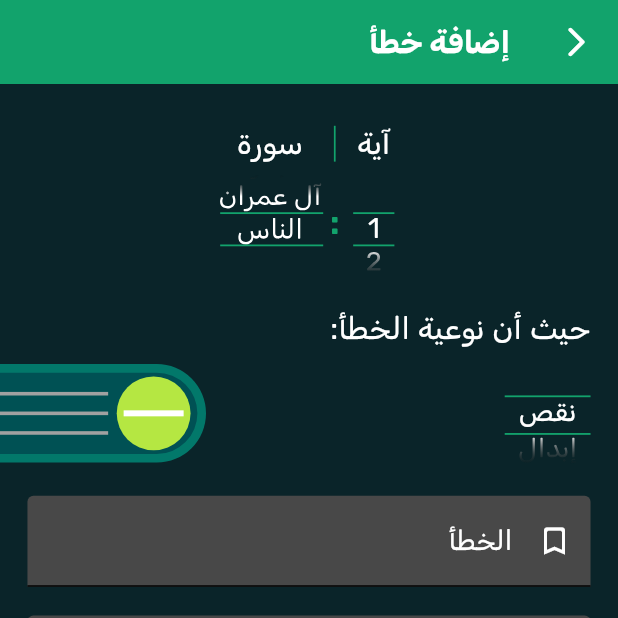
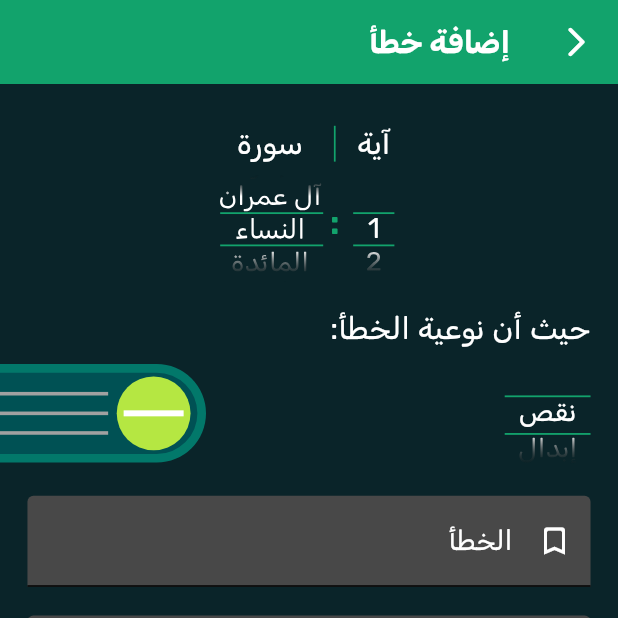
Before and after one commit to Kawarem/tadaruk.kawarem, a Flutter app: the AddMistakeScreen screen opened directly, scrolled down 64 dp, on a phone screen of 412 x 824 dp, the top half of it. Run offline on Flutter 3.47's test engine with Material 3 defaults, Android fonts, the phone set to English and light mode, and no system bars; our stand-ins replace bloc, equatable, flutter_bloc, flutter_screenutil, flutter_svg, get and 2 more; accounts and stored records are empty; statements that could not run were skipped.

Commit message:
Add Surahs data

```diff
--- /dev/null
+++ b/lib/constants/data.dart
@@ -0,0 +1,233 @@
+List<String> quranSurahNames = [
+  'الفاتحة',
+  'البقرة',
+  'آل عمران',
+  'النساء',
+  'المائدة',
+  'الأنعام',
+  'الأعراف',
+  'الأنفال',
+  'التوبة',
+  'يونس',
+  'هود',
+  'يوسف',
+  'الرعد',
+  'إبراهيم',
+  'الحجر',
+  'النحل',
+  'الإسراء',
+  'الكهف',
+  'مريم',
+  'طه',
+  'الأنبياء',
+  'الحج',
+  'المؤمنون',
+  'النور',
+  'الفرقان',
+  'الشعراء',
+  'النمل',
+  'القصص',
+  'العنكبوت',
+  'الروم',
+  'لقمان',
+  'السجدة',
+  'الأحزاب',
+  'سبأ',
+  'فاطر',
+  'يس',
+  'الصافات',
+  'ص',
+  'الزمر',
+  'غافر',
+  'فصلت',
+  'الشورى',
+  'الزخرف',
+  'الدخان',
+  'الجاثية',
+  'الأحقاف',
+  'محمد',
+  'الفتح',
+  'الحجرات',
+  'ق',
+  'الذاريات',
+  'الطور',
+  'النجم',
+  'القمر',
+  'الرحمن',
+  'الواقعة',
+  'الحديد',
+  'المجادلة',
+  'الحشر',
+  'الممتحنة',
+  'الصف',
+  'الجمعة',
+  'المنافقون',
+  'التغابن',
+  'الطلاق',
+  'التحريم',
+  'الملك',
+  'القلم',
+  'الحاقة',
+  'المعارج',
+  'نوح',
+  'الجن',
+  'المزمل',
+  'المدثر',
+  'القيامة',
+  'الإنسان',
+  'المرسلات',
+  'النبأ',
+  'النازعات',
+  'عبس',
+  'التكوير',
+  'الانفطار',
+  'المطففين',
+  'الانشقاق',
+  'البروج',
+  'الطارق',
+  'الأعلى',
+  'الغاشية',
+  'الفجر',
+  'البلد',
+  'الشمس',
+  'الليل',
+  'الضحى',
+  'الشرح',
+  'التين',
+  'العلق',
+  'القدر',
+  'البينة',
+  'الزلزلة',
+  'العاديات',
+  'القارعة',
+  'التكاثر',
+  'العصر',
+  'الهمزة',
+  'الفيل',
+  'قريش',
+  'الماعون',
+  'الكوثر',
+  'الكافرون',
+  'النصر',
+  'المسد',
+  'الإخلاص',
+  'الفلق',
+  'الناس',
+];
+
+List<int> quranSurahVerses = [
+  7,
+  286,
+  200,
+  176,
+  120,
+  165,
+  206,
+  75,
+  129,
+  109,
+  123,
+  111,
+  43,
+  52,
+  99,
+  128,
+  111,
+  110,
+  98,
+  135,
+  112,
+  78,
+  118,
+  64,
+  77,
+  227,
+  93,
+  88,
+  69,
+  60,
+  34,
+  30,
+  73,
+  54,
+  45,
+  83,
+  182,
+  88,
+  75,
+  85,
+  54,
+  53,
+  89,
+  59,
+  37,
+  35,
+  38,
+  29,
+  18,
+  45,
+  60,
+  49,
+  62,
+  55,
+  78,
+  96,
+  29,
+  22,
+  24,
+  13,
+  14,
+  11,
+  11,
+  18,
+  12,
+  12,
+  30,
+  52,
+  52,
+  44,
+  28,
+  28,
+  20,
+  56,
+  40,
+  31,
+  50,
+  40,
+  46,
+  42,
+  29,
+  19,
+  36,
+  25,
+  22,
+  17,
+  19,
+  26,
+  30,
+  20,
+  15,
+  21,
+  11,
+  8,
+  8,
+  19,
+  5,
+  8,
+  8,
+  11,
+  11,
+  8,
+  3,
+  9,
+  5,
+  4,
+  7,
+  3,
+  6,
+  3,
+  5,
+  4,
+  5,
+  6,
+];
--- a/lib/modules/add_mistake_screen/add_mistake_screen.dart
+++ b/lib/modules/add_mistake_screen/add_mistake_screen.dart
@@ -2,6 +2,7 @@
 import 'package:flutter_bloc/flutter_bloc.dart';
 import 'package:flutter_screenutil/flutter_screenutil.dart';
 import 'package:flutter_svg/flutter_svg.dart';
+import 'package:tadarok/constants/data.dart';
 import 'package:vibration/vibration.dart';
 
 import '../../app_bloc/app_bloc.dart';
@@ -119,7 +120,7 @@
                                       physics: const FixedExtentScrollPhysics(),
                                       childDelegate:
                                           ListWheelChildBuilderDelegate(
-                                              childCount: versesNumber[
+                                              childCount: quranSurahVerses[
                                                   appBloc.surahNumber],
                                               builder: (BuildContext context,
                                                   int index) {
@@ -228,10 +229,10 @@
                                         if (_listWheelScrollVerseController
                                                     .selectedItem +
                                                 1 >
-                                            versesNumber[index]) {
+                                            quranSurahVerses[index]) {
                                           await _listWheelScrollVerseController
                                               .animateToItem(
-                                                  versesNumber[index] - 1,
+                                                  quranSurahVerses[index] - 1,
                                                   duration: const Duration(
                                                       milliseconds: 1000),
                                                   curve: Curves.easeInOut);
@@ -245,11 +246,12 @@
                                       physics: const FixedExtentScrollPhysics(),
                                       childDelegate:
                                           ListWheelChildBuilderDelegate(
-                                              childCount: surah.length,
+                                              childCount:
+                                                  quranSurahNames.length,
                                               builder: (BuildContext context,
                                                   int index) {
                                                 return Text(
-                                                  surah[index],
+                                                  quranSurahNames[index],
                                                   style: Theme.of(context)
                                                       .textTheme
                                                       .displayMedium,
@@ -635,6 +637,6 @@
   }
 }
 
-const List<String> surah = ['الفاتحة', 'البقرة', 'آل عمران', 'الناس'];
+// const List<String> surah = ['الفاتحة', 'البقرة', 'آل عمران', 'الناس'];
+// const List<int> versesNumber = [7, 286, 200, 6];
 const List<String> mistakeKinds = ['نقص', 'إبدال', 'زيادة', 'تشكيل', 'مجمل'];
-const List<int> versesNumber = [7, 286, 200, 6];
```
